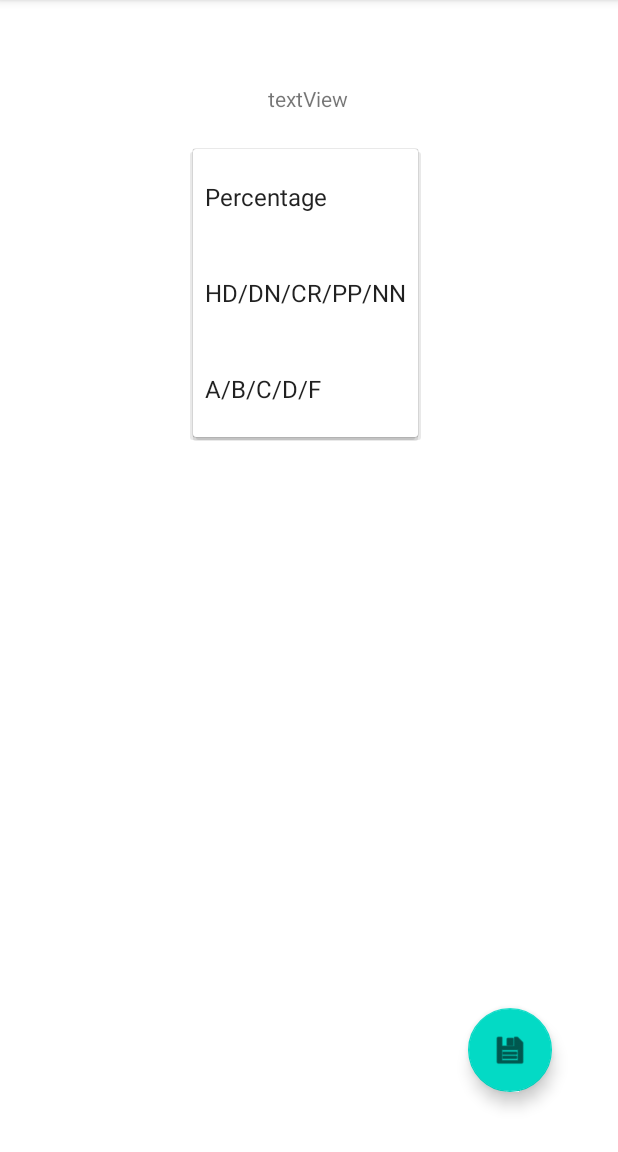
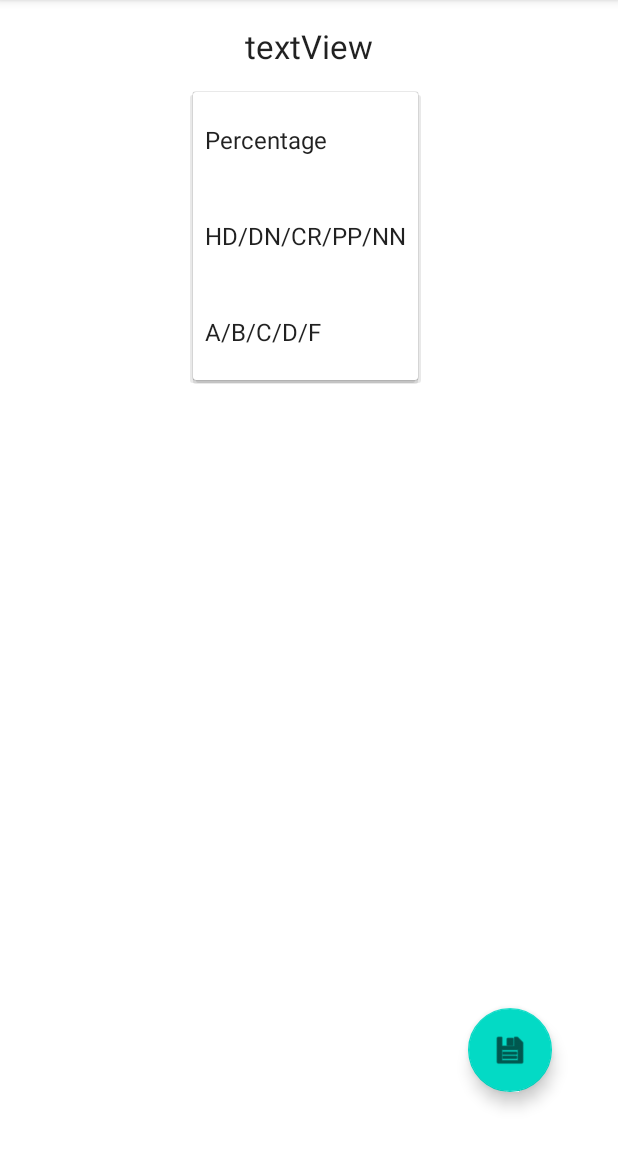
Before and after one commit to CullieM/KIT305-Android, an Android app: the EditWeekActivity screen opened directly, with no data from a screen before it, after a tap on "Percentage", on a phone screen of 412 x 824 dp, the part 84-1236 px from its top. Run offline under Robolectric (Android 15) with nearby library versions, the phone set to English and light mode, and no system bars; our stand-ins replace Firebase (no records; nobody signed in at launch, a user with empty details on screens opened directly); 4 statements that could not run were skipped.

Commit message:
Bug fixes

```diff
--- a/Project/app/src/main/java/au/edu/utas/kit305/tutorial05/EditWeekActivity.kt
+++ b/Project/app/src/main/java/au/edu/utas/kit305/tutorial05/EditWeekActivity.kt
@@ -60,7 +60,7 @@ class EditWeekActivity : AppCompatActivity() {
             }
         }
 
-        //Save button TODO THIS IS A MESS
+        //Save button
         ui.floatingActionButton.setOnClickListener {
 
             //Update local data
--- a/Project/app/src/main/java/au/edu/utas/kit305/tutorial05/StudentActivity.kt
+++ b/Project/app/src/main/java/au/edu/utas/kit305/tutorial05/StudentActivity.kt
@@ -164,7 +164,6 @@ class StudentActivity : AppCompatActivity() {
         override fun onBindViewHolder(holder: StudentActivity.MarkHolder, position: Int) {
             val mark = marks[position]
             holder.listViewUI.txtNumber.text = "Week " + mark.week.toString()
-            //TODO Change mark display based on marking_type
             val filteredWeekList: List<Week> = weeks.filter { it.number == mark.week }
             val funClass = TabbedActivity()
             holder.listViewUI.txtMarkingType.text = funClass.calculateMark(filteredWeekList[0].marking_type.toString(), mark.mark?.toInt()!!)
--- a/Project/app/src/main/java/au/edu/utas/kit305/tutorial05/WeeksListFragment.kt
+++ b/Project/app/src/main/java/au/edu/utas/kit305/tutorial05/WeeksListFragment.kt
@@ -10,7 +10,6 @@ import androidx.fragment.app.Fragment
 import androidx.recyclerview.widget.LinearLayoutManager
 import androidx.recyclerview.widget.RecyclerView
 import au.edu.utas.kit305.tutorial05.classes.Week
-import au.edu.utas.kit305.tutorial05.databinding.FragmentStudentBinding
 import au.edu.utas.kit305.tutorial05.databinding.FragmentWeeksBinding
 import au.edu.utas.kit305.tutorial05.databinding.WeekListItemBinding
 import com.google.firebase.firestore.ktx.firestore
--- a/Project/app/src/main/res/layout/activity_edit_student.xml
+++ b/Project/app/src/main/res/layout/activity_edit_student.xml
@@ -23,6 +23,7 @@
         android:layout_width="wrap_content"
         android:layout_height="wrap_content"
         android:text="TextView"
+        android:inputType="number"
         app:layout_constraintStart_toStartOf="@+id/txtStudentName"
         app:layout_constraintTop_toBottomOf="@+id/txtStudentName"
         android:textAppearance="@style/TextAppearance.AppCompat.Medium" />
--- a/Project/app/src/main/res/layout/activity_edit_week.xml
+++ b/Project/app/src/main/res/layout/activity_edit_week.xml
@@ -11,7 +11,7 @@
         android:layout_width="154dp"
         android:layout_height="34dp"
 
-        android:layout_marginTop="24dp"
+        android:layout_marginTop="16dp"
         app:layout_constraintEnd_toEndOf="parent"
         app:layout_constraintHorizontal_bias="0.498"
         app:layout_constraintStart_toStartOf="parent"
@@ -21,22 +21,24 @@
         android:id="@+id/txtWeekNumber"
         android:layout_width="wrap_content"
         android:layout_height="wrap_content"
-        android:layout_marginTop="56dp"
+        android:layout_marginTop="16dp"
         android:text="textView"
+        android:textAppearance="@style/TextAppearance.AppCompat.Large"
         app:layout_constraintEnd_toEndOf="parent"
-        app:layout_constraintHorizontal_bias="0.498"
         app:layout_constraintStart_toStartOf="parent"
         app:layout_constraintTop_toTopOf="parent" />
 
     <androidx.recyclerview.widget.RecyclerView
         android:id="@+id/myList"
-        android:layout_width="251dp"
-        android:layout_height="493dp"
+        android:layout_width="245dp"
+        android:layout_height="500dp"
         android:layout_marginTop="20dp"
+        app:layout_constraintBottom_toBottomOf="parent"
         app:layout_constraintEnd_toEndOf="@+id/spinner"
         app:layout_constraintHorizontal_bias="1.0"
         app:layout_constraintStart_toStartOf="parent"
-        app:layout_constraintTop_toBottomOf="@+id/spinner" />
+        app:layout_constraintTop_toBottomOf="@+id/spinner"
+        app:layout_constraintVertical_bias="0.0" />
 
     <com.google.android.material.floatingactionbutton.FloatingActionButton
         android:id="@+id/floatingActionButton"
```
Also changed, not shown: Project/app/src/main/java/au/edu/utas/kit305/tutorial05/TabbedActivity.kt (+40 -0 lines).
